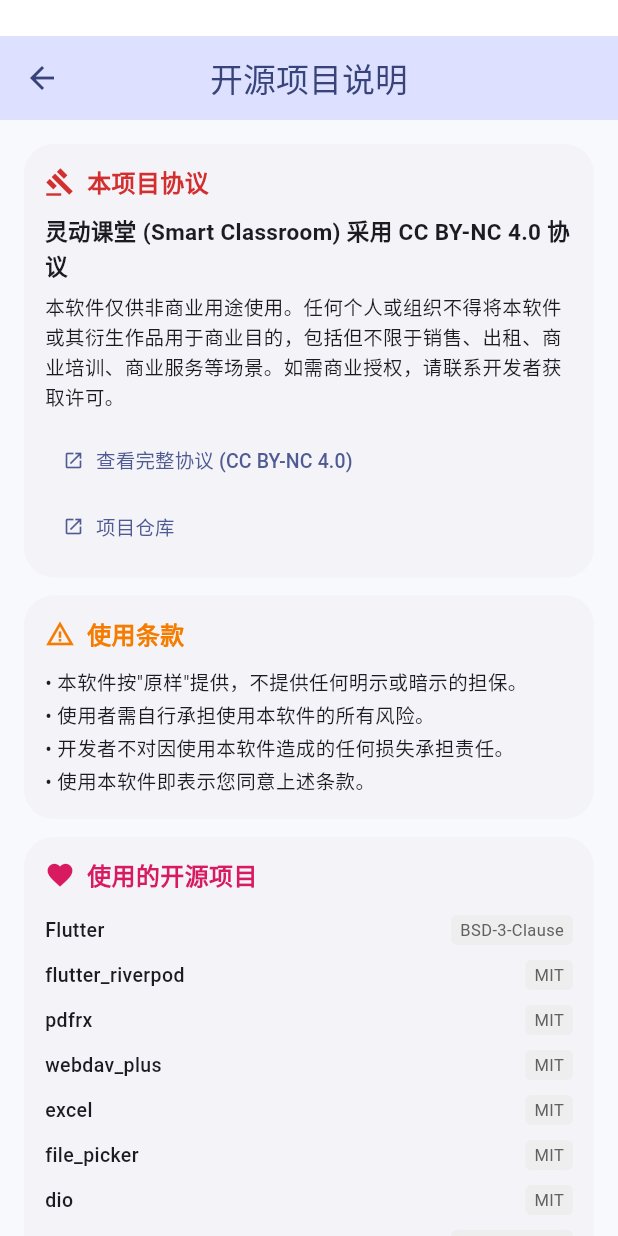
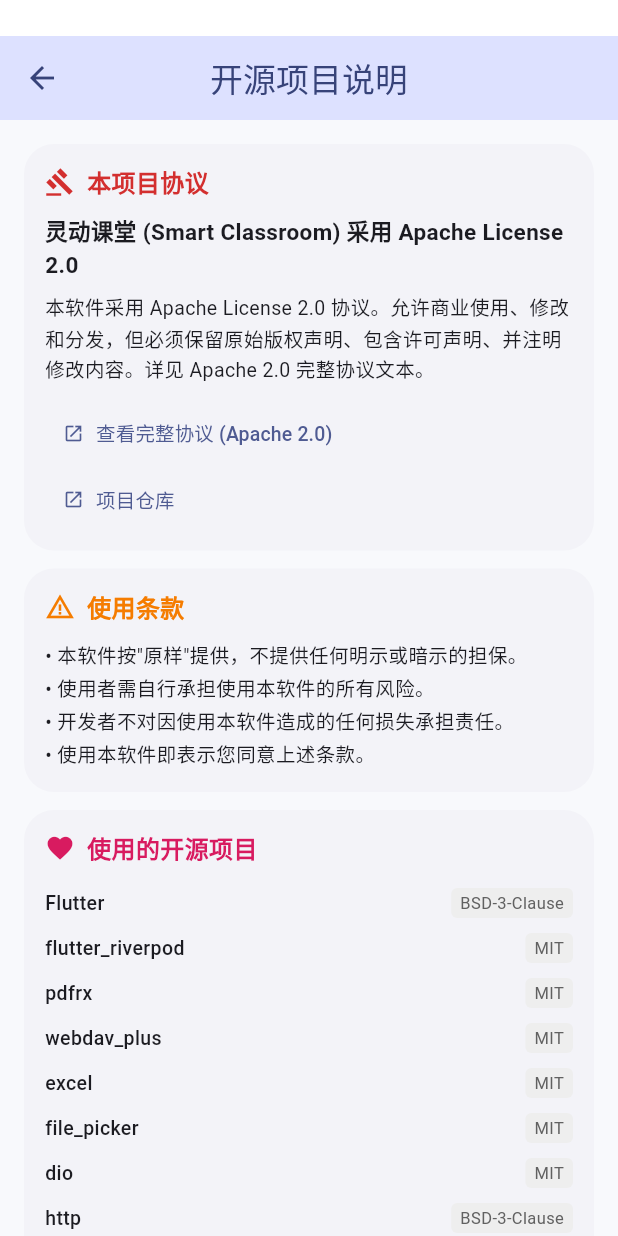
Before and after one commit to ZhuoMoStudio/Smart-classroom, a Flutter app: the OpenSourceScreen screen opened directly, on a phone screen of 412 x 824 dp. Run offline on Flutter 3.47's test engine with Material 3 defaults, Android fonts, the phone set to English and light mode, and no system bars; our stand-ins replace audioplayers, file_picker, flutter_riverpod, flutter_secure_storage, package_info_plus, shared_preferences; missing offline and left inert: excel, pdfrx, webdav_plus; accounts and stored records are empty.

Commit message:
v1.30.0: 版本号同步 + Apache 2.0 协议 + 更新文档
- pubspec.yaml: 版本 1.30.0+2, 协议改为 Apache 2.0
- CI: APP_VERSION 同步为 1.30.0
- LICENSE: 新增 Apache 2.0 完整协议文本
- README: 版本号和许可声明更新
- 引导页: 协议说明更新为 Apache 2.0
- 开源说明页: 协议更新为 Apache 2.0

```diff
--- a/lib/screens/onboarding_screen.dart
+++ b/lib/screens/onboarding_screen.dart
@@ -25,8 +25,8 @@
             '高效管理班级、小组和成员\n'
             '随机抽取、积分管理、课堂计时\n'
             '1905本教材离线浏览\n\n'
-            '本软件采用 MIT + Commons Clause 协议\n'
-            '仅供非商业用途使用',
+            '本软件采用 Apache License 2.0 协议\n'
+            '允许商用、修改、分发，需保留版权声明',
     ),
     _Page(
       title: '苹果磨砂玻璃UI',
--- a/lib/screens/open_source_screen.dart
+++ b/lib/screens/open_source_screen.dart
@@ -33,18 +33,18 @@
               color: Colors.red.shade700,
               children: [
                 const Text(
-                  '灵动课堂 (Smart Classroom) 采用 CC BY-NC 4.0 协议',
+                  '灵动课堂 (Smart Classroom) 采用 Apache License 2.0',
                   style: TextStyle(fontWeight: FontWeight.bold, fontSize: 15),
                 ),
                 const SizedBox(height: 8),
                 const Text(
-                  '本软件仅供非商业用途使用。任何个人或组织不得将本软件或其衍生作品用于商业目的，包括但不限于销售、出租、商业培训、商业服务等场景。如需商业授权，请联系开发者获取许可。',
+                  '本软件采用 Apache License 2.0 协议。允许商业使用、修改和分发，但必须保留原始版权声明、包含许可声明、并注明修改内容。详见 Apache 2.0 完整协议文本。',
                   style: TextStyle(fontSize: 13, height: 1.5),
                 ),
                 const SizedBox(height: 12),
                 _linkButton(
-                  '查看完整协议 (CC BY-NC 4.0)',
-                  'https://creativecommons.org/licenses/by-nc/4.0/',
+                  '查看完整协议 (Apache 2.0)',
+                  'https://www.apache.org/licenses/LICENSE-2.0',
                 ),
                 const SizedBox(height: 4),
                 _linkButton('项目仓库', repoUrl),
--- a/pubspec.yaml
+++ b/pubspec.yaml
@@ -1,7 +1,7 @@
 name: smart_classroom
-description: 灵动课堂 - 课堂互动管理工具（MIT + Commons Clause，严禁商用）
+description: 灵动课堂 - 课堂互动管理工具（Apache 2.0 开源协议）
 publish_to: 'none'
-version: 1.30.0+1
+version: 1.30.0+2
 
 environment:
   sdk: '>=3.6.0 <4.0.0'
```
Also changed, not shown: 3 other files.
